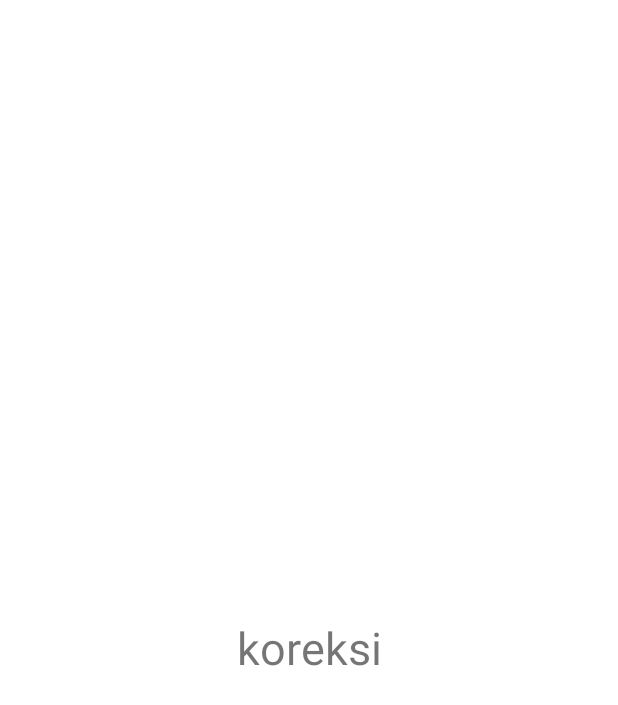
After one commit to controlshiftdel/Quiz_Praktikum_ben, an Android app: the layout fragment_koreksi.xml on its own in the app's theme, with its tools: preview values and no code run, on a phone screen of 412 x 824 dp. The commit adds this screen. Shown: the top 705 px of the screen. Run offline under Robolectric (Android 15) with nearby library versions, the phone set to English and light mode, and no system bars.

Commit message:
Benedictus Cahyo 19.12.1054

```diff
--- a/app/build.gradle
+++ b/app/build.gradle
@@ -40,6 +40,7 @@ dependencies {
     implementation 'androidx.appcompat:appcompat:1.2.0'
     implementation 'com.google.android.material:material:1.3.0'
     implementation 'androidx.constraintlayout:constraintlayout:2.0.4'
+    implementation 'androidx.legacy:legacy-support-v4:1.0.0'
     testImplementation 'junit:junit:4.+'
     androidTestImplementation 'androidx.test.ext:junit:1.1.2'
     androidTestImplementation 'androidx.test.espresso:espresso-core:3.3.0'
--- a/app/src/main/res/layout/activity_data.xml
+++ b/app/src/main/res/layout/activity_data.xml
@@ -6,6 +6,7 @@
     android:layout_height="match_parent"
     android:orientation="vertical"
     android:padding="50dp"
+    android:id="@+id/containers"
     android:layout_marginTop="90dp"
     tools:context=".DataActivity">
 
@@ -76,6 +77,7 @@
         android:layout_height="wrap_content"
         android:orientation="vertical">
     <Button
+        android:id="@+id/bt_koreksi"
         android:layout_marginTop="20dp"
         android:layout_width="match_parent"
         android:layout_height="wrap_content"
--- /dev/null
+++ b/app/src/main/res/layout/fragment_koreksi.xml
@@ -0,0 +1,18 @@
+<?xml version="1.0" encoding="utf-8"?>
+<FrameLayout xmlns:android="http://schemas.android.com/apk/res/android"
+    xmlns:tools="http://schemas.android.com/tools"
+    android:layout_width="match_parent"
+    android:layout_height="match_parent"
+    tools:context=".KoreksiFragment">
+
+    <!-- TODO: Update blank fragment layout -->
+    <TextView
+        android:layout_marginTop="20dp"
+        android:layout_gravity="center"
+        android:gravity="center"
+        android:layout_width="match_parent"
+        android:layout_height="match_parent"
+        android:text="koreksi"
+        android:textSize="30dp"/>
+
+</FrameLayout>
--- a/app/src/main/res/values/strings.xml
+++ b/app/src/main/res/values/strings.xml
@@ -1,3 +1,5 @@
 <resources>
     <string name="app_name">Quiz_Praktikum</string>
+    <!-- TODO: Remove or change this placeholder text -->
+    <string name="hello_blank_fragment">Hello blank fragment</string>
 </resources>
```
Also changed, not shown: app/src/main/java/com/example/quiz_praktikum/DataActivity.kt (+17 -0 lines), app/src/main/java/com/example/quiz_praktikum/FragmentKoreksi.kt (deleted, +0 -7 lines), app/src/main/java/com/example/quiz_praktikum/KoreksiFragment.kt (added, +37 -0 lines).
